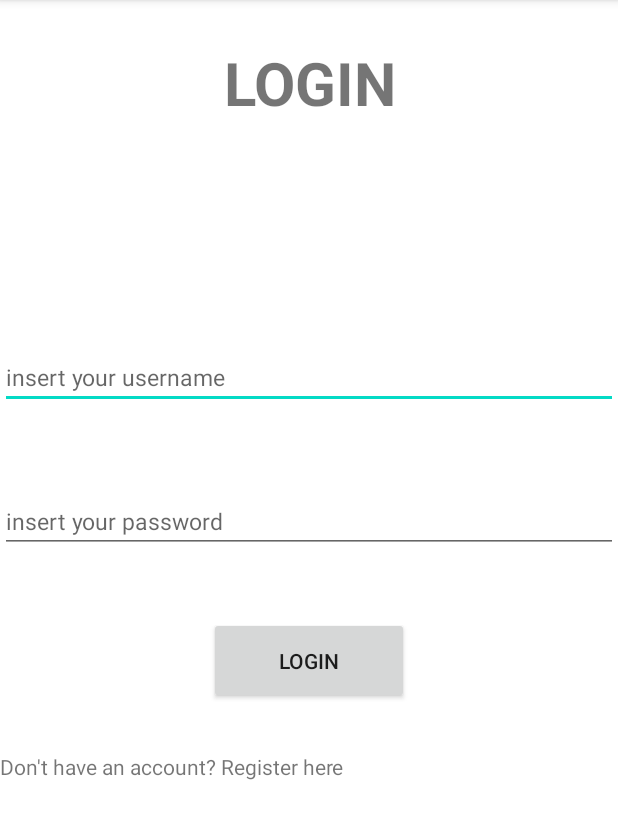
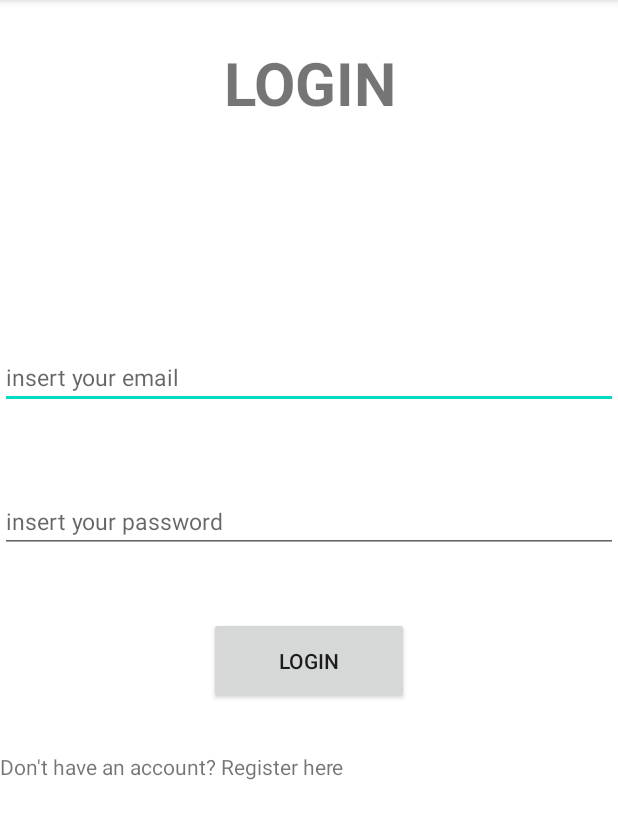
Before and after one commit to FilippoMariucci/ProgettoAndorid, an Android app: the screen it shows after launch (Login), on a phone screen of 412 x 824 dp, the part 84-923 px from its top. Run offline under Robolectric (Android 15) with nearby library versions, the phone set to English and light mode, and no system bars; our stand-ins replace Firebase (no records; nobody signed in at launch, a user with empty details on screens opened directly).

Commit message:
login and registration done

```diff
--- a/app/build.gradle
+++ b/app/build.gradle
@@ -44,6 +44,7 @@ dependencies {
     implementation 'androidx.constraintlayout:constraintlayout:2.1.3'
     implementation 'com.google.firebase:firebase-database-ktx:20.0.5'
     implementation 'com.google.firebase:firebase-auth-ktx:21.0.4'
+    implementation 'com.google.firebase:firebase-firestore-ktx:24.1.2'
     testImplementation 'junit:junit:4.13.2'
     androidTestImplementation 'androidx.test.ext:junit:1.1.3'
     androidTestImplementation 'androidx.test.espresso:espresso-core:3.4.0'
--- a/app/src/main/res/layout/activity_login.xml
+++ b/app/src/main/res/layout/activity_login.xml
@@ -21,16 +21,16 @@
         android:textStyle="bold"/>
 
     <EditText
-        android:id="@+id/usernameEdit"
+        android:id="@+id/email"
         android:layout_width="match_parent"
         android:layout_height="wrap_content"
-        android:hint="insert your username"
+        android:hint="insert your email"
         android:textSize="15dp"
         app:layout_constraintBottom_toBottomOf="parent"
         app:layout_constraintTop_toTopOf="parent"
         app:layout_constraintVertical_bias="0.318"
         tools:layout_editor_absoluteX="5dp"
-        android:inputType="text">
+        android:inputType="textEmailAddress">
 
     </EditText>
 
```
Also changed, not shown: app/src/main/java/com/example/progettoprogrammazionemobile/Login.kt (+49 -1 lines), app/src/main/java/com/example/progettoprogrammazionemobile/Registration.kt (+8 -2 lines).
